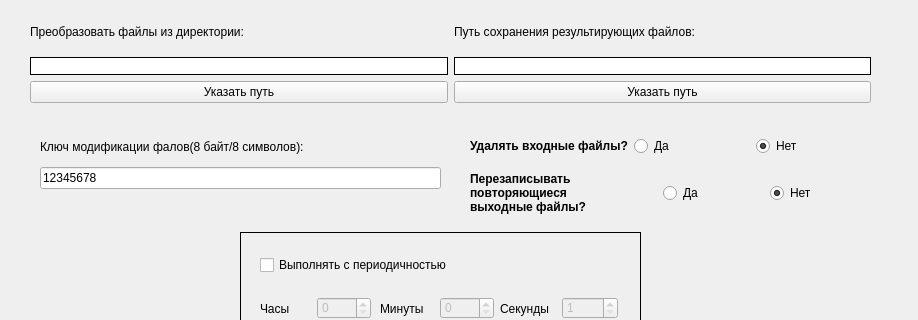
First picture: the form in mainwindow.ui, repository Loomman1/binary_modifier, before the edit; both pictures show x 0 to 918 and y 118 to 438 of the 918 by 600 pixel window.
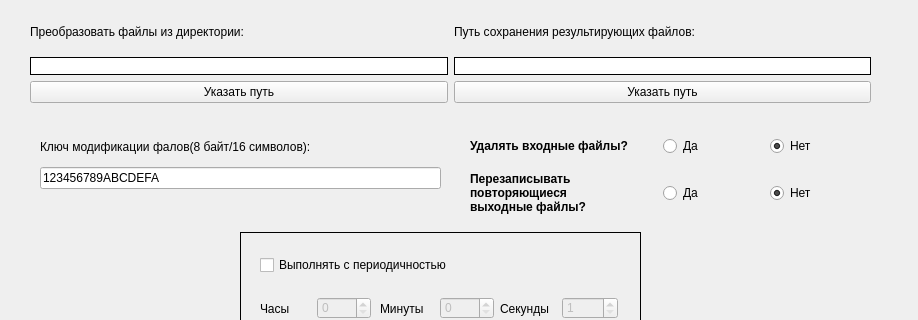
Second picture: the form after the edit.

Diff of the .ui file:
```diff
--- a/mainwindow.ui
+++ b/mainwindow.ui
@@ -26,6 +26,12 @@
     <layout class="QHBoxLayout" name="horizontalLayout">
      <item>
       <widget class="QLabel" name="label">
+       <property name="minimumSize">
+        <size>
+         <width>187</width>
+         <height>0</height>
+        </size>
+       </property>
        <property name="text">
         <string>&lt;b&gt;Удалять входные файлы?&lt;/b&gt;</string>
        </property>
@@ -92,14 +98,14 @@
      <item>
       <widget class="QLabel" name="label_5">
        <property name="text">
-        <string>Ключ модификации фалов(8 байт/8 символов):</string>
+        <string>Ключ модификации фалов(8 байт/16 символов):</string>
        </property>
       </widget>
      </item>
      <item>
       <widget class="QLineEdit" name="lineEdit_3">
        <property name="text">
-        <string>12345678</string>
+        <string>123456789ABCDEFA</string>
        </property>
       </widget>
      </item>
@@ -401,7 +407,7 @@
      </item>
     </layout>
    </widget>
-   <widget class="QWidget" name="">
+   <widget class="QWidget" name="layoutWidget">
     <property name="geometry">
      <rect>
       <x>30</x>
```
